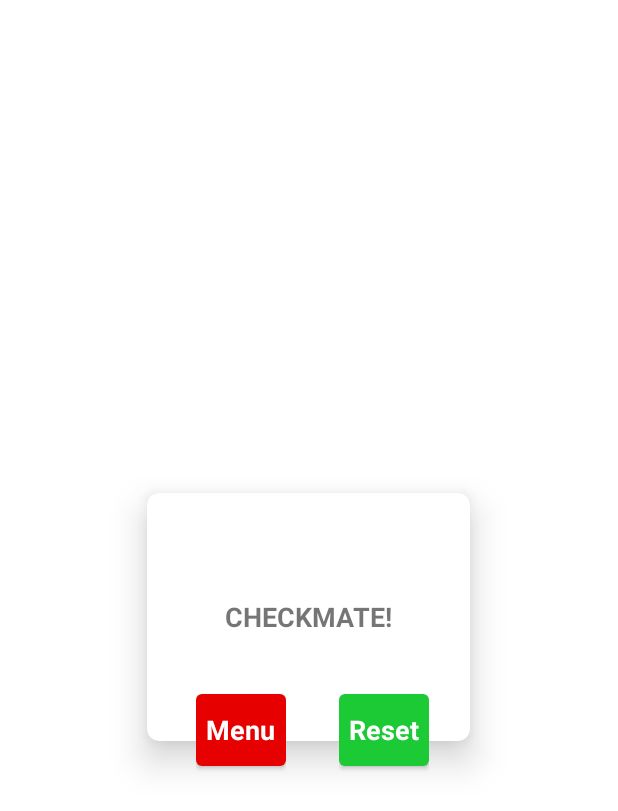
After one commit to TiagoSnow/PDM-2122i-LI5X-G13, an Android app: the layout cm_popup.xml on its own in the app's theme, with its tools: preview values and no code run, on a phone screen of 412 x 824 dp. The commit adds this screen. Shown: the top 811 px of the screen. Run offline under Robolectric (Android 15) with nearby library versions, the phone set to English and light mode, and no system bars.

Commit message:
CheckMate PopUp

```diff
--- a/Chess4Android/app/src/main/java/pt/isel/pdm/chess4android/GameActivity.kt
+++ b/Chess4Android/app/src/main/java/pt/isel/pdm/chess4android/GameActivity.kt
@@ -6,6 +6,18 @@ import android.widget.Toast
 import androidx.activity.viewModels
 import pt.isel.pdm.chess4android.databinding.ActivityGameBinding
 import pt.isel.pdm.chess4android.pieces.Coord
+import android.app.Dialog
+import android.content.Intent
+
+import android.graphics.Color
+
+import android.widget.FrameLayout
+
+import android.graphics.drawable.ColorDrawable
+import android.view.View
+import android.view.Window
+import com.google.android.material.button.MaterialButton
+
 
 class GameActivity : AppCompatActivity() {
 
@@ -25,7 +37,7 @@ class GameActivity : AppCompatActivity() {
         viewModel.getPuzzleOfDay()
 
         viewModel.dataOfDay.observe(this) {
-            viewModel.updateBoard(viewModel.dataOfDay.value!!.game.pgn.replace("+",""))
+            viewModel.updateBoard(viewModel.dataOfDay.value!!.game.pgn.replace("+", ""))
             binding.boardView.updateView()
             viewModel.updateSolutions(viewModel.dataOfDay.value!!.puzzle.solution)
         }
@@ -45,7 +57,7 @@ class GameActivity : AppCompatActivity() {
     private var listener: BoardClickListener = object : BoardClickListener {
         override fun onTileClicked(col: Int, line: Int) {
             val availableOption = viewModel.getAvailableOption(col, line)
-            if(availableOption != null){
+            if (availableOption != null) {
                 binding.boardView.paintBoard(availableOption.col, availableOption.line)
                 binding.boardView.updateOptions(availableOption)
             }
@@ -62,9 +74,35 @@ class GameActivity : AppCompatActivity() {
         }
 
         override fun onCheckmate() {
-           /* if(viewModel.getSolutionsSize() == 0) {
+            //viewModel.getSolutionsSize(viewModel.dataOfDay.value?.puzzle?.solution!!) == 0
+            if (viewModel.gameModel.solutions.size == 0) {
                 //passar para nova activity que mostra a mesnagem a dizer checkmate
-            }*/
+                val dialog = Dialog(this@GameActivity)
+                dialog.requestWindowFeature(Window.FEATURE_NO_TITLE)
+                dialog.setCancelable(false)
+                dialog.setContentView(R.layout.cm_popup)
+                dialog.getWindow()?.setBackgroundDrawable(ColorDrawable(Color.TRANSPARENT))
+
+                val mDialogMenu: MaterialButton = dialog.findViewById(R.id.btMenu)
+                mDialogMenu.setOnClickListener(object : View.OnClickListener {
+                    override fun onClick(p0: View?) {
+                        //Toast.makeText(applicationContext, "Cancel", Toast.LENGTH_SHORT).show()
+                        startActivity(Intent(this@GameActivity, MainActivity::class.java))
+                        dialog.dismiss()
+                    }
+
+                })
+
+                val mDialogReset: MaterialButton = dialog.findViewById(R.id.btReset)
+                mDialogReset.setOnClickListener(object : View.OnClickListener {
+                    override fun onClick(p0: View?) {
+                        startActivity(Intent(this@GameActivity, GameActivity::class.java))
+                        dialog.dismiss()
+                    }
+                })
+
+                dialog.show()
+            }
         }
     }
 
--- a/Chess4Android/app/src/main/java/pt/isel/pdm/chess4android/GameActivityViewModel.kt
+++ b/Chess4Android/app/src/main/java/pt/isel/pdm/chess4android/GameActivityViewModel.kt
@@ -69,4 +69,9 @@ class GameActivityViewModel(
         return gameModel.getPiece(newCoord!!.col, newCoord.line)
     }
 
+    fun getSolutionsSize(solution: ArrayList<String>): Int {
+        return solution.size
+    }
+
+
 }
--- /dev/null
+++ b/Chess4Android/app/src/main/res/layout/cm_popup.xml
@@ -0,0 +1,91 @@
+<?xml version="1.0" encoding="utf-8"?>
+<FrameLayout xmlns:android="http://schemas.android.com/apk/res/android"
+    xmlns:app="http://schemas.android.com/apk/res-auto"
+    xmlns:tools="http://schemas.android.com/tools"
+    android:layout_width="match_parent"
+    android:layout_height="250dp"
+    android:layout_gravity="center"
+    android:layout_marginLeft="55dp"
+    android:layout_marginRight="55dp"
+    android:gravity="center">
+
+    <LinearLayout
+        android:layout_width="match_parent"
+        android:layout_height="match_parent"
+        android:layout_gravity="center_vertical"
+        android:gravity="center_vertical"
+        android:orientation="vertical">
+
+        <androidx.cardview.widget.CardView
+            android:layout_width="215dp"
+            android:layout_height="165dp"
+            android:layout_gravity="center"
+            android:layout_marginStart="60dp"
+            android:layout_marginEnd="60dp"
+            app:cardCornerRadius="8dp"
+            app:cardElevation="15dp">
+
+            <TextView
+                android:layout_width="wrap_content"
+                android:layout_height="40dp"
+                android:layout_gravity="center"
+                android:gravity="center"
+                android:text="CHECKMATE!"
+                android:textSize="18dp"
+                android:textStyle="bold" />
+
+        </androidx.cardview.widget.CardView>
+    </LinearLayout>
+
+    <FrameLayout
+        android:layout_width="wrap_content"
+        android:layout_height="wrap_content"
+        android:layout_gravity="center"
+        android:layout_marginTop="75dp"
+        android:layout_marginRight="45dp">
+
+        <Button
+            android:id="@+id/btMenu"
+            android:layout_width="60dp"
+            android:layout_height="60dp"
+            android:src="@android:color/transparent"
+            app:backgroundTint="#e60000"
+            tools:ignore="SpeakableTextPresentCheck" />
+
+        <TextView
+            android:layout_width="wrap_content"
+            android:layout_height="wrap_content"
+            android:layout_gravity="center"
+            android:elevation="6dp"
+            android:text="Menu"
+            android:textAppearance="?android:attr/textAppearanceMedium"
+            android:textColor="@android:color/white"
+            android:textStyle="bold" />
+    </FrameLayout>
+
+    <FrameLayout
+        android:layout_width="wrap_content"
+        android:layout_height="wrap_content"
+        android:layout_gravity="center"
+        android:layout_marginLeft="50dp"
+        android:layout_marginTop="75dp">
+
+        <Button
+            android:id="@+id/btReset"
+            android:layout_width="60dp"
+            android:layout_height="60dp"
+            android:src="@android:color/transparent"
+            app:backgroundTint="#1cca36"
+            tools:ignore="SpeakableTextPresentCheck" />
+
+        <TextView
+            android:layout_width="wrap_content"
+            android:layout_height="wrap_content"
+            android:layout_gravity="center"
+            android:elevation="6dp"
+            android:text="Reset"
+            android:textAppearance="?android:attr/textAppearanceMedium"
+            android:textColor="@android:color/white"
+            android:textStyle="bold" />
+    </FrameLayout>
+</FrameLayout>
```
